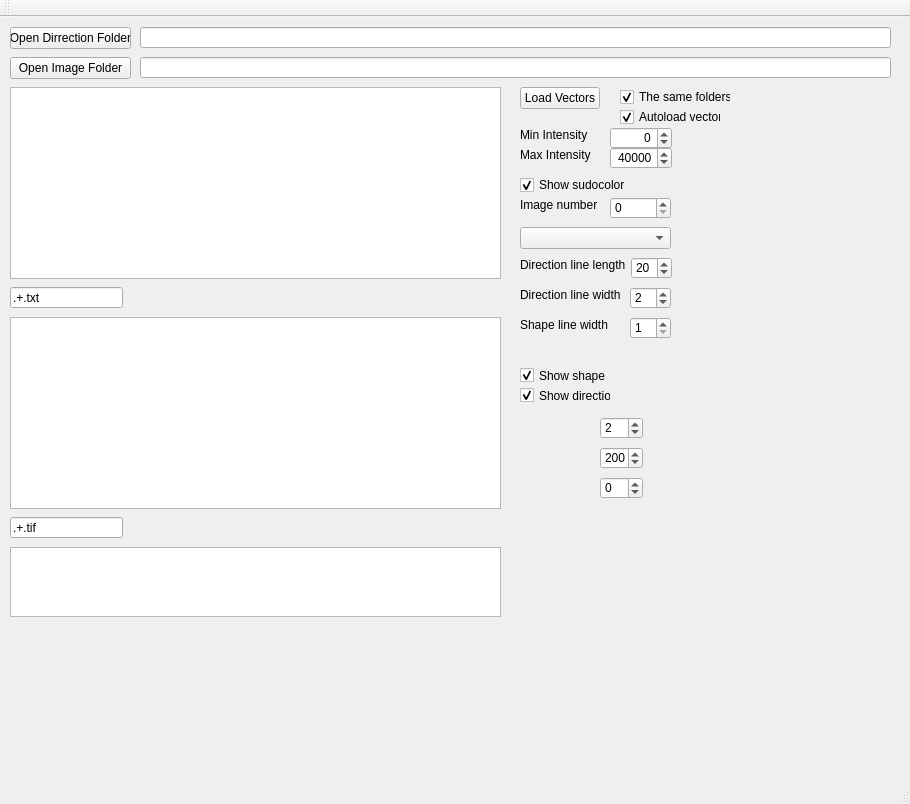
This is mainwindow.ui in marcinkociolek/BasicDirMapViewer as Qt 5 draws it before an edit. The edited form follows.
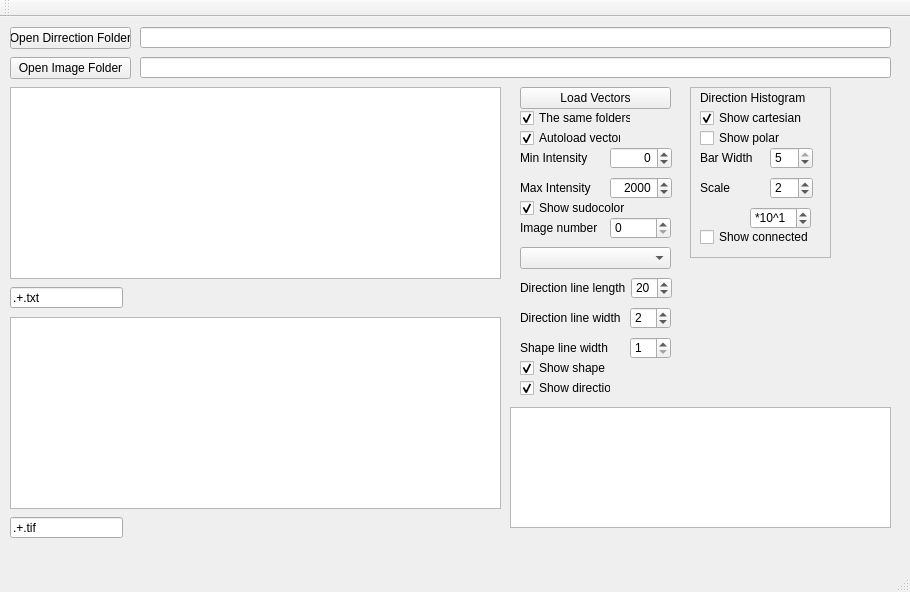
This is the edited form.

Commit message: polarPlot added cartesian plot changed

Patch:
```diff
--- a/mainwindow.ui
+++ b/mainwindow.ui
@@ -7,7 +7,7 @@
     <x>0</x>
     <y>0</y>
     <width>910</width>
-    <height>804</height>
+    <height>592</height>
    </rect>
   </property>
   <property name="windowTitle">
@@ -109,10 +109,10 @@
    <widget class="QTextEdit" name="textEditOut">
     <property name="geometry">
      <rect>
-      <x>10</x>
-      <y>530</y>
-      <width>491</width>
-      <height>70</height>
+      <x>510</x>
+      <y>390</y>
+      <width>381</width>
+      <height>121</height>
      </rect>
     </property>
    </widget>
@@ -121,7 +121,7 @@
      <rect>
       <x>520</x>
       <y>70</y>
-      <width>80</width>
+      <width>151</width>
       <height>22</height>
      </rect>
     </property>
@@ -133,7 +133,7 @@
     <property name="geometry">
      <rect>
       <x>610</x>
-      <y>110</y>
+      <y>130</y>
       <width>62</width>
       <height>22</height>
      </rect>
@@ -161,9 +161,9 @@
     <property name="geometry">
      <rect>
       <x>520</x>
-      <y>110</y>
+      <y>130</y>
       <width>81</width>
-      <height>16</height>
+      <height>22</height>
      </rect>
     </property>
     <property name="text">
@@ -174,9 +174,9 @@
     <property name="geometry">
      <rect>
       <x>520</x>
-      <y>130</y>
+      <y>160</y>
       <width>81</width>
-      <height>16</height>
+      <height>22</height>
      </rect>
     </property>
     <property name="text">
@@ -187,7 +187,7 @@
     <property name="geometry">
      <rect>
       <x>610</x>
-      <y>130</y>
+      <y>160</y>
       <width>62</width>
       <height>22</height>
      </rect>
@@ -205,14 +205,14 @@
      <double>512.000000000000000</double>
     </property>
     <property name="value">
-     <double>40000.000000000000000</double>
+     <double>2000.000000000000000</double>
     </property>
    </widget>
    <widget class="QSpinBox" name="spinBoxImageNr">
     <property name="geometry">
      <rect>
       <x>610</x>
-      <y>180</y>
+      <y>200</y>
       <width>61</width>
       <height>22</height>
      </rect>
@@ -222,9 +222,9 @@
     <property name="geometry">
      <rect>
       <x>520</x>
-      <y>180</y>
+      <y>200</y>
       <width>81</width>
-      <height>16</height>
+      <height>22</height>
      </rect>
     </property>
     <property name="text">
@@ -235,7 +235,7 @@
     <property name="geometry">
      <rect>
       <x>520</x>
-      <y>210</y>
+      <y>230</y>
       <width>151</width>
       <height>22</height>
      </rect>
@@ -245,9 +245,9 @@
     <property name="geometry">
      <rect>
       <x>520</x>
-      <y>160</y>
+      <y>180</y>
       <width>111</width>
-      <height>16</height>
+      <height>22</height>
      </rect>
     </property>
     <property name="text">
@@ -261,7 +261,7 @@
     <property name="geometry">
      <rect>
       <x>630</x>
-      <y>300</y>
+      <y>320</y>
       <width>41</width>
       <height>22</height>
      </rect>
@@ -280,7 +280,7 @@
     <property name="geometry">
      <rect>
       <x>630</x>
-      <y>270</y>
+      <y>290</y>
       <width>41</width>
       <height>22</height>
      </rect>
@@ -299,9 +299,9 @@
     <property name="geometry">
      <rect>
       <x>520</x>
-      <y>300</y>
+      <y>320</y>
       <width>91</width>
-      <height>16</height>
+      <height>22</height>
      </rect>
     </property>
     <property name="text">
@@ -312,9 +312,9 @@
     <property name="geometry">
      <rect>
       <x>520</x>
-      <y>350</y>
+      <y>340</y>
       <width>101</width>
-      <height>17</height>
+      <height>22</height>
      </rect>
     </property>
     <property name="text">
@@ -328,9 +328,9 @@
     <property name="geometry">
      <rect>
       <x>520</x>
-      <y>270</y>
+      <y>290</y>
       <width>101</width>
-      <height>16</height>
+      <height>22</height>
      </rect>
     </property>
     <property name="text">
@@ -341,9 +341,9 @@
     <property name="geometry">
      <rect>
       <x>520</x>
-      <y>240</y>
+      <y>260</y>
       <width>111</width>
-      <height>16</height>
+      <height>22</height>
      </rect>
     </property>
     <property name="text">
@@ -354,9 +354,9 @@
     <property name="geometry">
      <rect>
       <x>520</x>
-      <y>370</y>
+      <y>360</y>
       <width>91</width>
-      <height>17</height>
+      <height>22</height>
      </rect>
     </property>
     <property name="text">
@@ -370,7 +370,7 @@
     <property name="geometry">
      <rect>
       <x>631</x>
-      <y>240</y>
+      <y>260</y>
       <width>41</width>
       <height>22</height>
      </rect>
@@ -385,10 +385,10 @@
    <widget class="QCheckBox" name="checkBoxSameFolders">
     <property name="geometry">
      <rect>
-      <x>620</x>
-      <y>70</y>
+      <x>520</x>
+      <y>90</y>
       <width>111</width>
-      <height>20</height>
+      <height>22</height>
      </rect>
     </property>
     <property name="text">
@@ -401,10 +401,10 @@
    <widget class="QCheckBox" name="checkBoxAuloLoadVectors">
     <property name="geometry">
      <rect>
-      <x>620</x>
-      <y>90</y>
+      <x>520</x>
+      <y>110</y>
       <width>101</width>
-      <height>20</height>
+      <height>22</height>
      </rect>
     </property>
     <property name="text">
@@ -414,62 +414,171 @@
      <bool>true</bool>
     </property>
    </widget>
-   <widget class="QSpinBox" name="spinBoxHistogramBarWidth">
+   <widget class="QFrame" name="frame">
     <property name="geometry">
      <rect>
-      <x>600</x>
-      <y>400</y>
-      <width>43</width>
-      <height>22</height>
+      <x>690</x>
+      <y>70</y>
+      <width>141</width>
+      <height>171</height>
      </rect>
     </property>
-    <property name="minimum">
-     <number>1</number>
+    <property name="frameShape">
+     <enum>QFrame::StyledPanel</enum>
     </property>
-    <property name="maximum">
-     <number>5</number>
+    <property name="frameShadow">
+     <enum>QFrame::Raised</enum>
     </property>
-    <property name="value">
-     <number>2</number>
-    </property>
-   </widget>
-   <widget class="QSpinBox" name="spinBoxHistogramScaleHeight">
-    <property name="geometry">
-     <rect>
-      <x>600</x>
-      <y>430</y>
-      <width>43</width>
-      <height>22</height>
-     </rect>
-    </property>
-    <property name="minimum">
-     <number>100</number>
-    </property>
-    <property name="maximum">
-     <number>600</number>
-    </property>
-    <property name="singleStep">
-     <number>50</number>
-    </property>
-    <property name="value">
-     <number>200</number>
-    </property>
-   </widget>
-   <widget class="QSpinBox" name="spinBoxHistogramScaleCoef">
-    <property name="geometry">
-     <rect>
-      <x>600</x>
-      <y>460</y>
-      <width>43</width>
-      <height>22</height>
-     </rect>
-    </property>
-    <property name="minimum">
-     <number>-10</number>
-    </property>
-    <property name="maximum">
-     <number>2</number>
-    </property>
+    <widget class="QCheckBox" name="checkBoxShowDirCartesianHistogram">
+     <property name="geometry">
+      <rect>
+       <x>10</x>
+       <y>20</y>
+       <width>111</width>
+       <height>22</height>
+      </rect>
+     </property>
+     <property name="text">
+      <string>Show cartesian</string>
+     </property>
+     <property name="checked">
+      <bool>true</bool>
+     </property>
+    </widget>
+    <widget class="QLabel" name="labelDirHistBarWidth">
+     <property name="geometry">
+      <rect>
+       <x>10</x>
+       <y>60</y>
+       <width>71</width>
+       <height>22</height>
+      </rect>
+     </property>
+     <property name="text">
+      <string>Bar Width</string>
+     </property>
+    </widget>
+    <widget class="QSpinBox" name="spinBoxHistogramBarWidth">
+     <property name="geometry">
+      <rect>
+       <x>80</x>
+       <y>60</y>
+       <width>43</width>
+       <height>22</height>
+      </rect>
+     </property>
+     <property name="minimum">
+      <number>1</number>
+     </property>
+     <property name="maximum">
+      <number>5</number>
+     </property>
+     <property name="value">
+      <number>5</number>
+     </property>
+    </widget>
+    <widget class="QSpinBox" name="spinBoxHistogramScaleCoef">
+     <property name="geometry">
+      <rect>
+       <x>60</x>
+       <y>120</y>
+       <width>61</width>
+       <height>22</height>
+      </rect>
+     </property>
+     <property name="suffix">
+      <string/>
+     </property>
+     <property name="prefix">
+      <string>*10^</string>
+     </property>
+     <property name="minimum">
+      <number>0</number>
+     </property>
+     <property name="maximum">
+      <number>5</number>
+     </property>
+     <property name="value">
+      <number>1</number>
+     </property>
+    </widget>
+    <widget class="QCheckBox" name="checkBoxShowPolarHistogram">
+     <property name="geometry">
+      <rect>
+       <x>10</x>
+       <y>40</y>
+       <width>111</width>
+       <height>22</height>
+      </rect>
+     </property>
+     <property name="text">
+      <string>Show polar</string>
+     </property>
+     <property name="checked">
+      <bool>false</bool>
+     </property>
+    </widget>
+    <widget class="QLabel" name="labelDirectionHistogram">
+     <property name="geometry">
+      <rect>
+       <x>10</x>
+       <y>0</y>
+       <width>111</width>
+       <height>22</height>
+      </rect>
+     </property>
+     <property name="text">
+      <string>Direction Histogram</string>
+     </property>
+    </widget>
+    <widget class="QLabel" name="labelMaxHistScale">
+     <property name="geometry">
+      <rect>
+       <x>10</x>
+       <y>90</y>
+       <width>71</width>
+       <height>22</height>
+      </rect>
+     </property>
+     <property name="text">
+      <string>Scale</string>
+     </property>
+    </widget>
+    <widget class="QSpinBox" name="spinBoxHistogramScaleHeight">
+     <property name="geometry">
+      <rect>
+       <x>80</x>
+       <y>90</y>
+       <width>43</width>
+       <height>22</height>
+      </rect>
+     </property>
+     <property name="minimum">
+      <number>1</number>
+     </property>
+     <property name="maximum">
+      <number>10</number>
+     </property>
+     <property name="singleStep">
+      <number>1</number>
+     </property>
+     <property name="value">
+      <number>2</number>
+     </property>
+    </widget>
+    <widget class="QCheckBox" name="checkBoxShowConnected">
+     <property name="geometry">
+      <rect>
+       <x>10</x>
+       <y>140</y>
+       <width>111</width>
+       <height>20</height>
+      </rect>
+     </property>
+     <property name="text">
+      <string>Show connected</string>
+     </property>
+    </widget>
    </widget>
   </widget>
   <widget class="QMenuBar" name="menuBar">
```
The commit also changes 3 other files.
